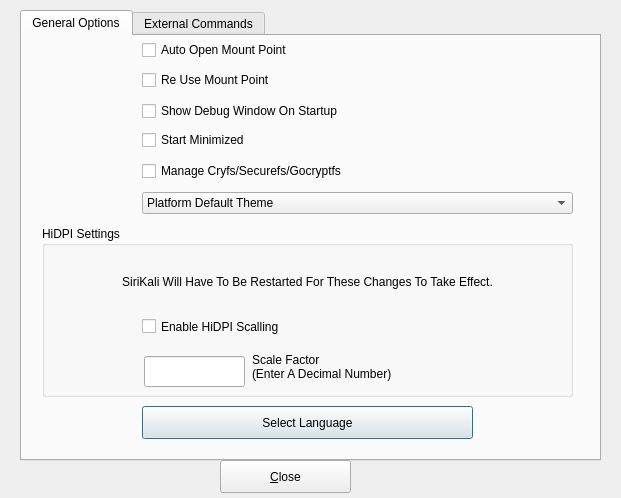
mhogomchungu/sirikali, file src/configoptions.ui: the form before one commit.
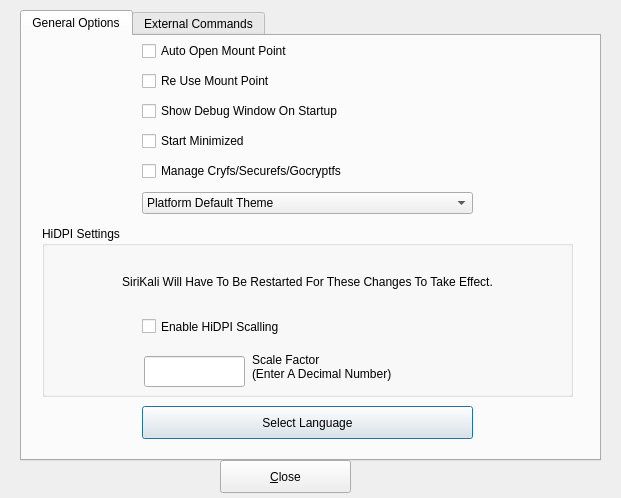
The form after the commit.

What changed in the file:
```diff
--- a/src/configoptions.ui
+++ b/src/configoptions.ui
@@ -122,8 +122,8 @@
       <rect>
        <x>120</x>
        <y>0</y>
-       <width>431</width>
-       <height>28</height>
+       <width>331</width>
+       <height>31</height>
       </rect>
      </property>
      <layout class="QHBoxLayout" name="horizontalLayout">
@@ -141,8 +141,8 @@
       <rect>
        <x>120</x>
        <y>30</y>
-       <width>431</width>
-       <height>28</height>
+       <width>331</width>
+       <height>31</height>
       </rect>
      </property>
      <layout class="QHBoxLayout" name="horizontalLayout_2">
@@ -160,7 +160,7 @@
       <rect>
        <x>120</x>
        <y>60</y>
-       <width>431</width>
+       <width>331</width>
        <height>31</height>
       </rect>
      </property>
@@ -179,8 +179,8 @@
       <rect>
        <x>120</x>
        <y>90</y>
-       <width>431</width>
-       <height>28</height>
+       <width>331</width>
+       <height>31</height>
       </rect>
      </property>
      <layout class="QHBoxLayout" name="horizontalLayout_4">
@@ -198,7 +198,7 @@
       <rect>
        <x>120</x>
        <y>120</y>
-       <width>431</width>
+       <width>331</width>
        <height>31</height>
       </rect>
      </property>
@@ -217,7 +217,7 @@
       <rect>
        <x>120</x>
        <y>150</y>
-       <width>431</width>
+       <width>331</width>
        <height>34</height>
       </rect>
      </property>
```
